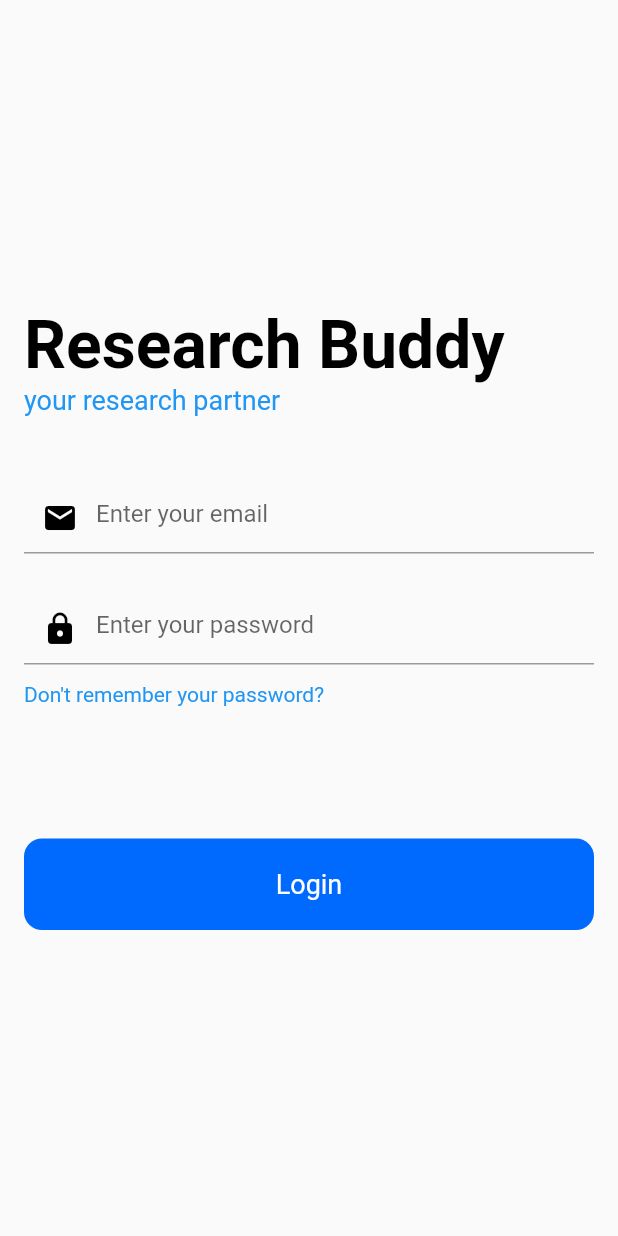
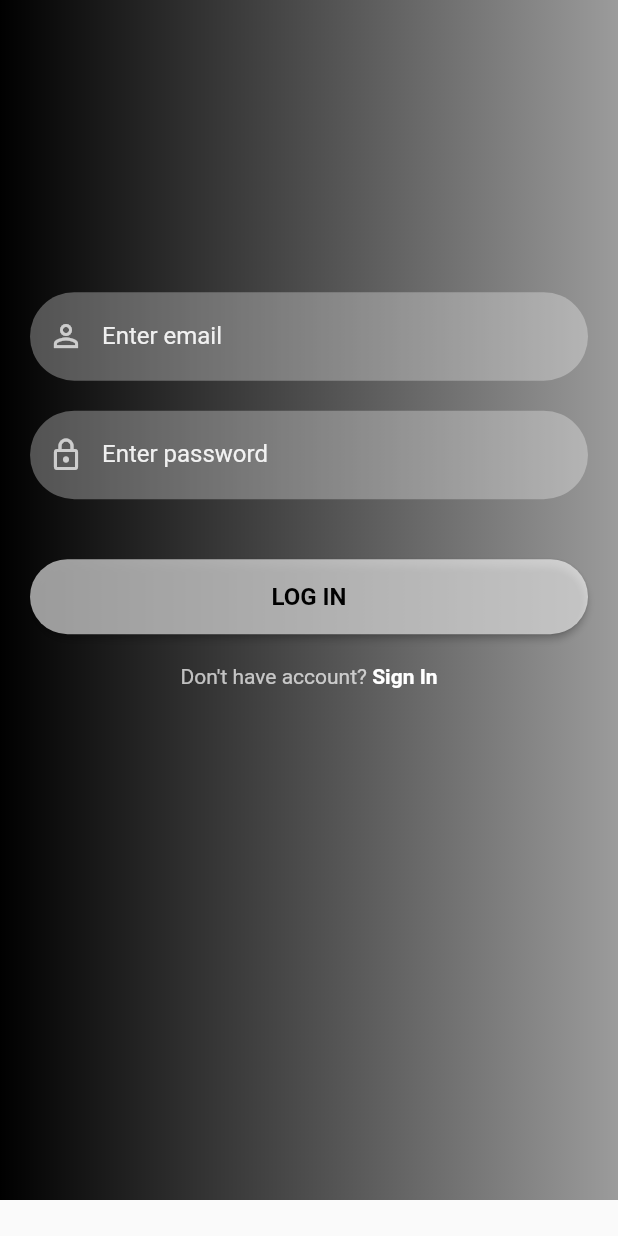
Before and after one commit to udith-kavinda/Research-Data-Collector, a Flutter app: the screen it shows after launch, on a phone screen of 412 x 824 dp. Run offline on Flutter 3.47's test engine with Material 2 defaults, Android fonts, the phone set to English and light mode, and no system bars; our stand-ins replace cloud_firestore, firebase_auth, firebase_core, firebase_database; accounts and stored records are empty.

Commit message:
sign up and dynamic form field adding ui done

```diff
--- a/lib/main.dart
+++ b/lib/main.dart
@@ -1,7 +1,6 @@
-import 'package:firebase_auth/firebase_auth.dart';
 import 'package:firebase_core/firebase_core.dart';
 import 'package:flutter/material.dart';
-import 'package:research_data_collector/project_screen.dart';
+import 'package:research_data_collector/screens/login_screen.dart';
 
 void main() {
   runApp(const MyApp());
@@ -40,7 +39,7 @@ class _HomePageState extends State<HomePage> {
         future: _initializeFirbase(),
         builder: (context, snapshot){
           if(snapshot.connectionState == ConnectionState.done){
-            return LoginScreen();
+            return LogInScreen();
           }
           return const Center(
             child: CircularProgressIndicator(),
@@ -50,129 +49,3 @@ class _HomePageState extends State<HomePage> {
     );
   }
 }
-
-
-class LoginScreen extends StatefulWidget {
-  const LoginScreen({Key? key}) : super(key: key);
-
-  @override
-  State<LoginScreen> createState() => _LoginScreenState();
-}
-
-class _LoginScreenState extends State<LoginScreen> {
-
-  //Login function
-  static Future<User?> loginUsingEmailPassword({required String email, required String password, required BuildContext context}) async{
-    FirebaseAuth auth = FirebaseAuth.instance;
-    User? user;
-    try{
-      UserCredential userCredential = await auth.signInWithEmailAndPassword(email: email, password: password);
-      user = userCredential.user;
-    } on FirebaseAuthException catch (e){
-      if(e.code == "user-not-found"){
-        print("No user found for email");
-      }
-    }
-
-    return user;
-  }
-
-  @override
-  Widget build(BuildContext context) {
-    //create the text field controller
-    TextEditingController _emailController = TextEditingController();
-    TextEditingController _passwordController = TextEditingController();
-    return Padding(
-      padding: EdgeInsets.all(16.0),
-      child: Column(
-        mainAxisAlignment: MainAxisAlignment.center,
-        crossAxisAlignment: CrossAxisAlignment.start,
-        children: [
-          const Text(
-            "Research Buddy",
-            style: TextStyle(
-              color: Colors.black,
-              fontSize: 44.0,
-              fontWeight: FontWeight.bold,
-
-            ),
-          ),
-          const Text(
-            "your research partner",
-            textAlign: TextAlign.center,
-            style: TextStyle(
-              color: Colors.blue,
-              fontSize: 18.0,
-              fontWeight: FontWeight.w400,
-            ),
-          ),
-          const SizedBox(
-            height: 44.0,
-          ),
-          TextField(
-            controller: _emailController,
-            keyboardType: TextInputType.emailAddress,
-            decoration: const InputDecoration(
-              hintText: 'Enter your email',
-              prefixIcon: Icon(
-                Icons.mail,
-                color: Colors.black
-              ),
-            ),
-          ),
-          const SizedBox(
-            height: 26.0,
-          ),
-          TextField(
-            controller: _passwordController,
-            obscureText: true,
-            decoration: const InputDecoration(
-              hintText: 'Enter your password',
-              prefixIcon: Icon(
-                  Icons.lock,
-                  color: Colors.black
-              ),
-            ),
-          ),
-          const SizedBox(
-            height: 12.0,
-          ),
-          const Text(
-            "Don't remember your password?",
-            style: TextStyle(
-              color: Colors.blue
-            ),
-          ),
-          const SizedBox(
-            height: 88.0,
-          ),
-          Container(
-            width: double.infinity,
-            child: RawMaterialButton(
-              fillColor: const Color(0xFF0069FE),
-              elevation: 0.0,
-              padding: const EdgeInsets.symmetric(
-                vertical: 20.0
-              ),
-              shape: RoundedRectangleBorder(borderRadius: BorderRadius.circular(12.0)),
-              onPressed: () async {
-                User? user = await loginUsingEmailPassword(email: _emailController.text, password: _passwordController.text, context: context);
-                print(user);
-                if(user != null){
-                  Navigator.of(context).pushReplacement(MaterialPageRoute(builder: (context)=> ProjectScreen()));
-                }
-              },
-              child: const Text(
-                "Login",
-                style: TextStyle(
-                  color: Colors.white,
-                  fontSize: 18.0
-                ),
-              ),
-            ),
-          ),
-        ],
-      ),
-    );
-  }
-}
--- /dev/null
+++ b/lib/reusable_widgets/reusable_widget.dart
@@ -0,0 +1,53 @@
+import 'package:flutter/material.dart';
+
+TextField reusableTextField(String text, IconData icon, bool isPasswordType,
+  TextEditingController controller) {
+   return TextField(controller: controller,
+   obscureText: isPasswordType,
+   autocorrect: !isPasswordType,
+   cursorColor: Colors.white,
+   style: TextStyle(color: Colors.white.withOpacity(0.9)),
+   decoration: InputDecoration(
+     prefixIcon: Icon(
+       icon,
+       color: Colors.white70,
+     ),
+     labelText: text,
+     labelStyle: TextStyle(color: Colors.white.withOpacity(0.9)),
+     filled: true,
+     floatingLabelBehavior: FloatingLabelBehavior.never,
+     fillColor: Colors.white.withOpacity(0.3),
+     border: OutlineInputBorder(
+         borderRadius: BorderRadius.circular(30.0),
+         borderSide: BorderSide(width: 0, style: BorderStyle.none)),
+   ),
+   keyboardType: isPasswordType ? TextInputType.visiblePassword : TextInputType.emailAddress,
+   );
+}
+
+Container logInSignInButton( BuildContext context, bool isLogin, Function onTap) {
+  return Container(
+    width: MediaQuery.of(context).size.width,
+    height: 50,
+    margin: const EdgeInsets.fromLTRB(0, 10, 0, 20),
+    decoration: BoxDecoration(borderRadius: BorderRadius.circular(90)),
+    child: ElevatedButton(
+      onPressed: () {
+        onTap();
+      },
+      child: Text(
+        isLogin ? 'LOG IN' : 'SIGN UP',
+        style: const TextStyle(
+          color: Colors.black, fontWeight: FontWeight.bold,fontSize: 16
+        ),
+      ),
+      style: ButtonStyle(
+        backgroundColor: MaterialStateProperty.resolveWith((states) =>
+            states.contains(MaterialState.pressed) ? Colors.white : Colors.white60),
+        shape: MaterialStateProperty.all<RoundedRectangleBorder>(
+          RoundedRectangleBorder(borderRadius: BorderRadius.circular(30))
+        )
+      ),
+    ),
+  );
+}
--- /dev/null
+++ b/lib/screens/login_screen.dart
@@ -0,0 +1,79 @@
+import 'package:firebase_auth/firebase_auth.dart';
+import 'package:flutter/material.dart';
+import 'package:research_data_collector/reusable_widgets/reusable_widget.dart';
+import 'package:research_data_collector/screens/project_screen.dart';
+import 'package:research_data_collector/screens/signin_screen.dart';
+
+class LogInScreen extends StatefulWidget {
+  const LogInScreen({Key? key}) : super(key: key);
+
+  @override
+  State<LogInScreen> createState() => _LogInScreenState();
+}
+
+class _LogInScreenState extends State<LogInScreen> {
+
+  TextEditingController _passwordController = TextEditingController();
+  TextEditingController _emailTextcontroller = TextEditingController();
+  @override
+  Widget build(BuildContext context) {
+    return Scaffold(
+        body: Container(
+          height: 800.00,
+          decoration: const BoxDecoration(
+              gradient: LinearGradient(
+                  colors: [Colors.black, Colors.black38]
+              ),
+          ),
+          child: SingleChildScrollView(
+            child: Padding(
+              padding: EdgeInsets.fromLTRB(20, MediaQuery.of(context).size.height *0.2, 20, 0),
+              child: Column(
+                children: <Widget>[
+                  SizedBox(
+                    height: 30,
+                  ),
+                  reusableTextField("Enter email", Icons.person_outline, false, _emailTextcontroller),
+                  SizedBox(height: 20),
+                  reusableTextField("Enter password", Icons.lock_outlined, true, _passwordController),
+                  SizedBox(
+                    height: 30,
+                  ),
+                  logInSignInButton(context, true, (){
+                    FirebaseAuth.instance.signInWithEmailAndPassword(
+                        email: _emailTextcontroller.text,
+                        password: _passwordController.text
+                    ).then((value) {
+                      Navigator.push(context, MaterialPageRoute(builder: (context) => ProjectScreen()));
+                    }).onError((error, stackTrace) {
+                      print('Error ${error.toString()}');
+                    });
+                  }),
+                  signInOption()
+                ],
+              ),
+            ),
+          ),
+        ),
+    );
+  }
+
+  Row signInOption() {
+    return Row(
+      mainAxisAlignment: MainAxisAlignment.center,
+      children: [
+        const Text("Don't have account? ",
+        style: TextStyle(color: Colors.white70)),
+        GestureDetector(
+          onTap: () {
+            Navigator.push(context, MaterialPageRoute(builder: (context) => SignInScreen()));
+          },
+          child: const Text(
+            "Sign In",
+            style: TextStyle(color: Colors.white, fontWeight: FontWeight.bold),
+          ),
+        )
+      ],
+    );
+  }
+}
--- a/pubspec.yaml
+++ b/pubspec.yaml
@@ -32,12 +32,13 @@ dependencies:
   flutter:
     sdk: flutter
 
-
   # The following adds the Cupertino Icons font to your application.
   # Use with the CupertinoIcons class for iOS style icons.
   cupertino_icons: ^1.0.2
   firebase_core: ^2.6.1
   firebase_auth: ^4.2.8
+  cloud_firestore: ^4.4.2
+  firebase_database: ^10.0.13
 
 dev_dependencies:
   flutter_test:
```
Also changed, not shown: lib/project_screen.dart (deleted, +0 -17 lines), lib/reusable_widgets/dynamic_form.dart (added, +172 -0 lines), lib/screens/form_create_screen.dart (added, +70 -0 lines), lib/screens/project_screen.dart (added, +34 -0 lines), lib/screens/signin_screen.dart (added, +136 -0 lines), pubspec.lock, 2 other files.
